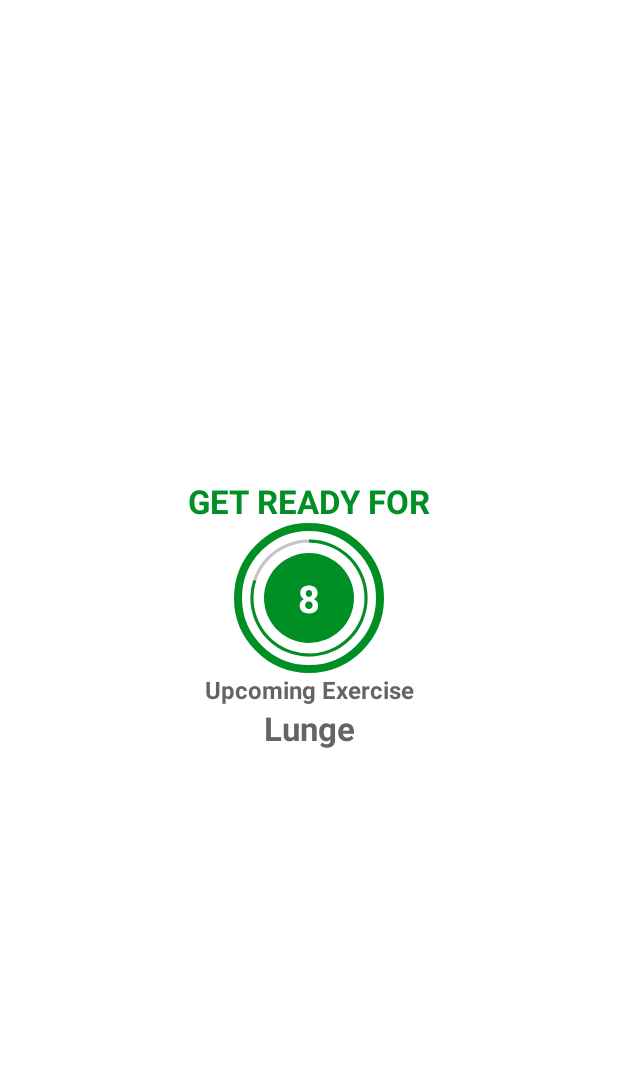
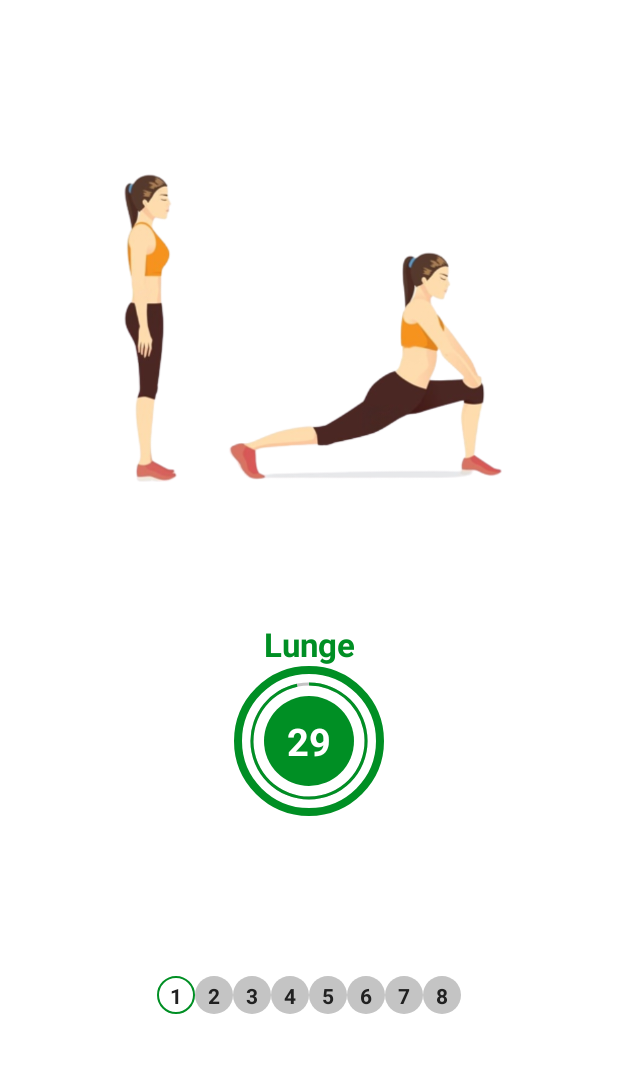
Before and after one commit to krishna723/7MinutesWorkout, an Android app: the ExerciseActivity screen opened directly, with no data from a screen before it, on a phone screen of 412 x 824 dp, the part 62-1135 px from its top. Run offline under Robolectric (Android 15) with nearby library versions, the phone set to English and light mode, and no system bars.

Commit message:
new Change

```diff
--- a/app/src/main/java/com/example/a7minutesworkout/ExerciseActivity.kt
+++ b/app/src/main/java/com/example/a7minutesworkout/ExerciseActivity.kt
@@ -1,24 +1,35 @@
 package com.example.a7minutesworkout
 
+import android.media.MediaPlayer
+import android.net.Uri
 import androidx.appcompat.app.AppCompatActivity
 import android.os.Bundle
 import android.os.CountDownTimer
+import android.speech.tts.TextToSpeech
+import android.util.Log
 import android.view.View
 import android.widget.Toast
+import androidx.recyclerview.widget.LinearLayoutManager
 import com.example.a7minutesworkout.databinding.ActivityExerciseBinding
-import com.example.a7minutesworkout.databinding.ActivityMainBinding
+import java.util.*
+import kotlin.collections.ArrayList
 
-class ExerciseActivity : AppCompatActivity() {
+class ExerciseActivity : AppCompatActivity(), TextToSpeech.OnInitListener {
     private var binding:ActivityExerciseBinding?=null
 
     private var restTimer : CountDownTimer?=null
     private var restProgress=0
+    private var restTimerDuration : Long=1
+    private var exerciseTimer: CountDownTimer?= null
 
-    private var exerciseTimer: CountDownTimer?= null
+    private var exerciseTimerDuration :Long=1
     private var exerciseProgress = 0
 
     private var exerciseList: ArrayList<ExerciseModel>?=null
     private var currentExercisePosition=-1
+    private var tts: TextToSpeech?=null
+    private var player: MediaPlayer?=null
+    private var exerciseStatusAdapter: ExerciseStatusAdapter?=null
 
     override fun onCreate(savedInstanceState: Bundle?) {
         super.onCreate(savedInstanceState)
@@ -39,9 +50,27 @@ class ExerciseActivity : AppCompatActivity() {
 
        // binding?.flProgressBar?.visibility=View.INVISIBLE
         setupRestView()
+        setupExerciseStatusRecyclerView()
+        tts= TextToSpeech(this,this)
     }
 
+    private fun setupExerciseStatusRecyclerView(){
+        binding?.rvExerciseStatus?.layoutManager=LinearLayoutManager(this,LinearLayoutManager.HORIZONTAL,false)
+        exerciseStatusAdapter=ExerciseStatusAdapter(exerciseList!!)
+        binding?.rvExerciseStatus?.adapter=exerciseStatusAdapter
+    }
     private fun setupRestView(){
+
+        try {
+            val soundURI= Uri.parse("android.resource://com.example.a7minutesworkout/"+R.raw.press_start)
+            player=MediaPlayer.create(applicationContext,soundURI)
+            player?.isLooping=false
+            player?.start()
+        }catch (e: Exception){
+            e.printStackTrace()
+        }
+
+
         binding?.flRestView?.visibility=View.VISIBLE
         binding?.tvTitel?.visibility= View.VISIBLE
         binding?.tvExerciseName?.visibility=View.INVISIBLE
@@ -54,6 +83,7 @@ class ExerciseActivity : AppCompatActivity() {
             restTimer?.cancel()
             restProgress=0
         }
+       // speakOut("Rest 10 Second for next exercise")
         binding?.tvUpComingExerciseName?.text=exerciseList!![currentExercisePosition+1].getName()
         setRestProgressBar()
     }
@@ -70,6 +100,8 @@ class ExerciseActivity : AppCompatActivity() {
             exerciseProgress=0
         }
 
+        speakOut(exerciseList!![currentExercisePosition].getName())
+
         binding?.ivImage?.setImageResource(exerciseList!![currentExercisePosition].getImage())
         binding?.tvExerciseName?.text=exerciseList!![currentExercisePosition].getName()
         setExerciseProgressBar()
@@ -77,7 +109,7 @@ class ExerciseActivity : AppCompatActivity() {
     private fun setRestProgressBar(){
         binding?.progressBar?.progress=restProgress
 
-        restTimer= object : CountDownTimer(10000,1000){
+        restTimer= object : CountDownTimer(restTimerDuration*1000,1000){
             override fun onTick(millisUntilFinished: Long) {
                 restProgress++
                 binding?.progressBar?.progress=10-restProgress
@@ -86,6 +118,8 @@ class ExerciseActivity : AppCompatActivity() {
 
             override fun onFinish() {
                 currentExercisePosition++
+                exerciseList!![currentExercisePosition].setIsSelected(true)
+                exerciseStatusAdapter!!.notifyDataSetChanged()
                 setupExerciseView()
             }
 
@@ -95,7 +129,7 @@ class ExerciseActivity : AppCompatActivity() {
     private fun setExerciseProgressBar(){
         binding?.progressBarExercise?.progress=exerciseProgress
 
-        exerciseTimer= object : CountDownTimer(30000,1000){
+        exerciseTimer= object : CountDownTimer(exerciseTimerDuration*3000,1000){
             override fun onTick(millisUntilFinished: Long) {
                 exerciseProgress++
                 binding?.progressBarExercise?.progress=30-exerciseProgress
@@ -103,6 +137,9 @@ class ExerciseActivity : AppCompatActivity() {
             }
 
             override fun onFinish() {
+                exerciseList!![currentExercisePosition].setIsSelected(false)
+                exerciseList!![currentExercisePosition].setIsCompleted(true)
+                exerciseStatusAdapter!!.notifyDataSetChanged()
                 if(currentExercisePosition<exerciseList?.size!!-1){
                     setupRestView()
                 }else{
@@ -125,6 +162,27 @@ class ExerciseActivity : AppCompatActivity() {
             exerciseTimer?.cancel()
             exerciseProgress=0
         }
+
+        if(tts!=null){
+            tts!!.stop()
+            tts!!.shutdown()
+        }
+        if (player!=null){
+            player!!.stop()
+        }
+
         binding=null
     }
+//TextTo Speech
+    override fun onInit(status: Int) {
+        if(status==TextToSpeech.SUCCESS){
+            val result=tts?.setLanguage(Locale.ENGLISH)
+            if(result==TextToSpeech.LANG_MISSING_DATA || result== TextToSpeech.LANG_NOT_SUPPORTED){
+                Log.e("TTS","The Language specified is not supported")
+            }
+        }
+    }
+    private fun speakOut(text: String){
+        tts!!.speak(text,TextToSpeech.QUEUE_FLUSH,null,"")
+    }
 }
--- a/app/src/main/java/com/example/a7minutesworkout/ExerciseModel.kt
+++ b/app/src/main/java/com/example/a7minutesworkout/ExerciseModel.kt
@@ -29,13 +29,13 @@ class ExerciseModel(
     fun getIsCompleted(): Boolean{
         return isComplete
     }
-    fun setIsCompleted(id: Int){
+    fun setIsCompleted(isComplete: Boolean){
         this.isComplete=isComplete
     }
     fun getIsSelected(): Boolean{
         return isSelected
     }
-    fun setIsSelected(id: Int){
+    fun setIsSelected(isSelected: Boolean){
         this.isSelected=isSelected
     }
 }
--- /dev/null
+++ b/app/src/main/java/com/example/a7minutesworkout/ExerciseStatusAdapter.kt
@@ -0,0 +1,45 @@
+package com.example.a7minutesworkout
+
+import android.graphics.Color
+import android.view.LayoutInflater
+import android.view.ViewGroup
+import androidx.core.content.ContextCompat
+import androidx.recyclerview.widget.RecyclerView
+import com.example.a7minutesworkout.databinding.ItemExerciseStatusBinding
+
+class ExerciseStatusAdapter(val items: ArrayList<ExerciseModel>):
+    RecyclerView.Adapter<ExerciseStatusAdapter.ViewHolder>() {
+
+        class ViewHolder(binding: ItemExerciseStatusBinding): RecyclerView.ViewHolder(binding.root){
+            val tvItem=binding.tvItem
+
+        }
+
+    override fun onCreateViewHolder(parent: ViewGroup, viewType: Int): ViewHolder {
+        return ViewHolder(ItemExerciseStatusBinding.inflate(LayoutInflater.from(parent.context),parent,false))
+    }
+
+    override fun getItemCount(): Int {
+        return items.size
+    }
+
+    override fun onBindViewHolder(holder: ViewHolder, position: Int) {
+        val model: ExerciseModel=items[position]
+        holder.tvItem.text=model.getID().toString()
+
+        when{
+            model.getIsSelected() ->{
+                holder.tvItem.background=ContextCompat.getDrawable(holder.itemView.context,R.drawable.item_circular_thin_color_accent_border)
+                holder.tvItem.setTextColor(Color.parseColor("#212121"))
+            }
+            model.getIsCompleted()->{
+                holder.tvItem.background=ContextCompat.getDrawable(holder.itemView.context,R.drawable.item_circular_color_accent_background)
+                holder.tvItem.setTextColor(Color.parseColor("#FFFFFF"))
+            }
+            else->{
+                holder.tvItem.background=ContextCompat.getDrawable(holder.itemView.context,R.drawable.item_circular_color_gray_background)
+                holder.tvItem.setTextColor(Color.parseColor("#212121"))
+            }
+        }
+    }
+}
--- /dev/null
+++ b/app/src/main/res/drawable/item_circular_color_gray_background.xml
@@ -0,0 +1,8 @@
+<?xml version="1.0" encoding="utf-8"?>
+<shape xmlns:android="http://schemas.android.com/apk/res/android"
+    android:shape="oval"
+    >
+    <solid android:color="#c4c4c4">
+
+    </solid>
+</shape>
--- /dev/null
+++ b/app/src/main/res/drawable/item_circular_thin_color_accent_border.xml
@@ -0,0 +1,13 @@
+<?xml version="1.0" encoding="utf-8"?>
+<shape xmlns:android="http://schemas.android.com/apk/res/android"
+    android:shape="oval"
+    >
+    <stroke
+        android:width="1dp"
+        android:color="@color/colorAccent">
+
+    </stroke>
+    <solid android:color="@color/white">
+
+    </solid>
+</shape>
--- a/app/src/main/res/layout/activity_exercise.xml
+++ b/app/src/main/res/layout/activity_exercise.xml
@@ -106,8 +106,8 @@
     <ImageView
         android:id="@+id/iv_image"
         android:layout_width="match_parent"
-        android:layout_height="500dp"
-        android:scaleType="fitXY"
+        android:layout_height="400dp"
+        android:scaleType="fitCenter"
         android:src="@drawable/lunge"
         tools:src="@drawable/lunge"
         android:visibility="invisible"
@@ -122,24 +122,23 @@
         android:layout_height="wrap_content"
         android:text="Exercise Name"
         android:textColor="@color/colorAccent"
-        android:visibility="invisible"
         android:textSize="22dp"
         android:textStyle="bold"
+        android:visibility="invisible"
         app:layout_constraintEnd_toEndOf="parent"
         app:layout_constraintStart_toStartOf="parent"
-        app:layout_constraintTop_toBottomOf="@id/iv_image"/>
+        app:layout_constraintTop_toBottomOf="@+id/iv_image" />
 
     <FrameLayout
         android:id="@+id/flExerciseView"
         android:layout_width="100dp"
         android:layout_height="100dp"
+        android:background="@drawable/item_circular_color_accenr_border"
         android:visibility="gone"
-        tools:visibility="visible"
-        android:background="@drawable/item_circular_color_accenr_border"
-        app:layout_constraintBottom_toBottomOf="parent"
         app:layout_constraintEnd_toEndOf="parent"
         app:layout_constraintStart_toStartOf="parent"
-        app:layout_constraintTop_toBottomOf="@+id/tvExerciseName" >
+        app:layout_constraintTop_toBottomOf="@+id/tvExerciseName"
+        tools:visibility="visible">
 
         <ProgressBar
             android:id="@+id/progressBarExercise"
@@ -148,30 +147,41 @@
             android:layout_height="100dp"
             android:layout_gravity="center"
             android:background="@drawable/circular_progressbar_gray"
-            android:progressDrawable="@drawable/circular_progressbar"
             android:indeterminate="false"
             android:max="30"
             android:progress="300"
-            android:rotation="-90"/>
+            android:progressDrawable="@drawable/circular_progressbar"
+            android:rotation="-90" />
+
         <LinearLayout
             android:layout_width="60dp"
             android:layout_height="60dp"
             android:layout_gravity="center"
             android:background="@drawable/item_circular_color_accent_background"
-            android:gravity="center"
-            >
+            android:gravity="center">
 
             <TextView
                 android:id="@+id/tvTimerExercise"
                 android:layout_width="wrap_content"
                 android:layout_height="wrap_content"
+                android:text="30"
                 android:textColor="@color/white"
                 android:textSize="25sp"
-                android:textStyle="bold"
-                android:text="30"/>
+                android:textStyle="bold" />
 
         </LinearLayout>
     </FrameLayout>
+
+    <androidx.recyclerview.widget.RecyclerView
+        android:id="@+id/rvExerciseStatus"
+        android:layout_width="wrap_content"
+        android:layout_height="wrap_content"
+        android:layout_margin="5dp"
+        app:layout_constraintBottom_toBottomOf="parent"
+        app:layout_constraintEnd_toEndOf="parent"
+        app:layout_constraintStart_toStartOf="parent"
+        app:layout_constraintTop_toBottomOf="@+id/flExerciseView" />
+
 
 
 
--- /dev/null
+++ b/app/src/main/res/layout/item_exercise_status.xml
@@ -0,0 +1,15 @@
+<?xml version="1.0" encoding="utf-8"?>
+<TextView xmlns:android="http://schemas.android.com/apk/res/android"
+    xmlns:tools="http://schemas.android.com/tools"
+    android:id="@+id/tvItem"
+    android:layout_width="25dp"
+    android:layout_height="25dp"
+    android:background="@drawable/item_circular_color_gray_background"
+    android:gravity="center"
+    android:padding="3dp"
+    android:textColor="#212121"
+    android:textSize="14sp"
+    android:textStyle="bold"
+    android:text="1"
+
+/>
--- a/app/src/main/res/values-night/themes.xml
+++ b/app/src/main/res/values-night/themes.xml
@@ -1,6 +1,6 @@
 <resources xmlns:tools="http://schemas.android.com/tools">
     <!-- Base application theme. -->
-    <style name="Theme.7MinutesWorkout" parent="Theme.MaterialComponents.DayNight.DarkActionBar">
+    <style name="Theme.7MinutesWorkout" parent="Theme.MaterialComponents.DayNight.NoActionBar">
         <!-- Primary brand color. -->
         <item name="colorPrimary">@color/purple_200</item>
         <item name="colorPrimaryVariant">@color/purple_700</item>
```
Also changed, not shown: app/src/main/AndroidManifest.xml (+9 -0 lines), app/src/main/java/com/example/a7minutesworkout/FinishActivity.kt (added, +11 -0 lines), app/src/main/res/drawable/button_background.xml (added, +9 -0 lines), app/src/main/res/layout/activity_finish.xml (added, +75 -0 lines), app/src/main/res/drawable/checkmark.png (added), 1 other file.
